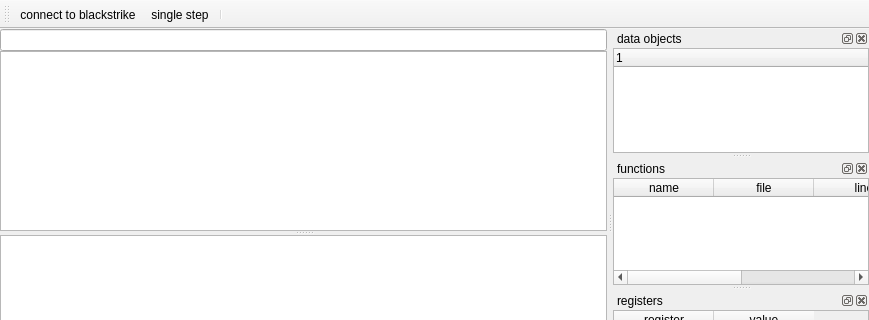
Before: the Qt Designer form mainwindow.ui in stoyan-shopov/troll, drawn with Qt 5; both pictures show x 0 to 869 and y 0 to 320 of the 869 by 654 pixel window.
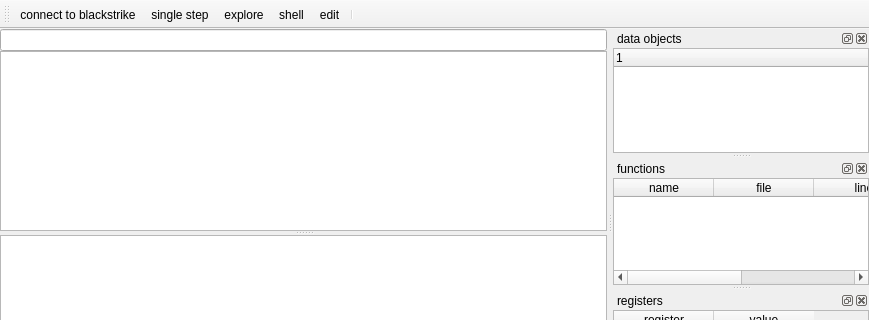
After: the same form once the commit is applied.

```diff
--- a/mainwindow.ui
+++ b/mainwindow.ui
@@ -67,6 +67,9 @@
    </attribute>
    <addaction name="actionBlackstrikeConnect"/>
    <addaction name="actionSingle_step"/>
+   <addaction name="actionExplore"/>
+   <addaction name="actionShell"/>
+   <addaction name="actionEdit"/>
    <addaction name="separator"/>
   </widget>
   <widget class="QStatusBar" name="statusBar"/>
@@ -412,6 +415,30 @@
     <string>single step the target</string>
    </property>
   </action>
+  <action name="actionExplore">
+   <property name="text">
+    <string>explore</string>
+   </property>
+   <property name="toolTip">
+    <string>&lt;html&gt;&lt;head/&gt;&lt;body&gt;&lt;p&gt;open a file manager in the directory&lt;/p&gt;&lt;p&gt;containing the source code file&lt;/p&gt;&lt;p&gt;currently displayed&lt;/p&gt;&lt;/body&gt;&lt;/html&gt;</string>
+   </property>
+  </action>
+  <action name="actionShell">
+   <property name="text">
+    <string>shell</string>
+   </property>
+   <property name="toolTip">
+    <string>&lt;html&gt;&lt;head/&gt;&lt;body&gt;&lt;p&gt;open a shell in the directory&lt;/p&gt;&lt;p&gt;containing the source code file&lt;/p&gt;&lt;p&gt;currently displayed&lt;/p&gt;&lt;/body&gt;&lt;/html&gt;</string>
+   </property>
+  </action>
+  <action name="actionEdit">
+   <property name="text">
+    <string>edit</string>
+   </property>
+   <property name="toolTip">
+    <string>&lt;html&gt;&lt;head/&gt;&lt;body&gt;&lt;p&gt;edit the source code file currently displayed&lt;/p&gt;&lt;p&gt;with the system editor&lt;/p&gt;&lt;/body&gt;&lt;/html&gt;</string>
+   </property>
+  </action>
  </widget>
  <layoutdefault spacing="6" margin="11"/>
  <resources/>
```
Left out of the diff: 3 changed lines with no effect on the pictures.
